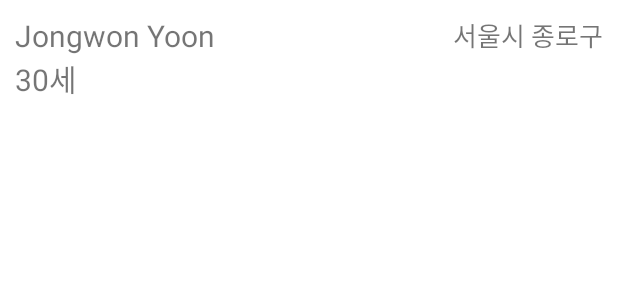
After one commit to senseyoon1/MyThirdApp_20220516, an Android app: the layout student_list_item.xml on its own in the app's theme, with its tools: preview values and no code run, on a phone screen of 412 x 824 dp. The commit adds this screen. Shown: the top 300 px of the screen. Run offline under Robolectric (Android 15) with nearby library versions, the phone set to English and light mode, and no system bars.

Commit message:
학생 데이터 클래스 생성

```diff
--- /dev/null
+++ b/app/src/main/java/com/asianaidt/mythirdapp_20220516/data/StudentData.kt
@@ -0,0 +1,7 @@
+package com.asianaidt.mythirdapp_20220516.data
+
+class StudentData(
+    val name : String,
+    val birthYear : Int,
+    val address : String) {
+}
--- a/app/src/main/res/layout/activity_main.xml
+++ b/app/src/main/res/layout/activity_main.xml
@@ -12,7 +12,9 @@
     <ListView
         android:id="@+id/studentListView"
         android:layout_width="match_parent"
-        android:layout_height="match_parent"/>
+        android:layout_height="match_parent"
+        tools:listitem="@layout/student_list_item"
+        />
     <!--<EditText
         android:id="@+id/edtPhoneNumber"
         android:layout_width="match_parent"
--- /dev/null
+++ b/app/src/main/res/layout/student_list_item.xml
@@ -0,0 +1,36 @@
+<?xml version="1.0" encoding="utf-8"?>
+<LinearLayout xmlns:android="http://schemas.android.com/apk/res/android"
+    xmlns:tools="http://schemas.android.com/tools"
+    android:padding="10dp"
+    android:orientation="horizontal"
+    android:layout_width="match_parent"
+    android:layout_height="wrap_content">
+    <LinearLayout
+        android:layout_width="wrap_content"
+        android:layout_height="wrap_content"
+        android:orientation="vertical">
+        <TextView
+            android:id="@+id/studentName"
+            android:layout_width="wrap_content"
+            android:layout_height="wrap_content"
+            android:textSize="20sp"
+            tools:text="Jongwon Yoon"/>
+        <TextView
+            android:id="@+id/studentAge"
+            android:layout_width="wrap_content"
+            android:layout_height="wrap_content"
+            android:textSize="20sp"
+            tools:text="30세"/>
+    </LinearLayout>
+    <TextView
+        android:layout_width="0dp"
+        android:layout_height="wrap_content"
+        android:layout_weight="1"/>
+    <TextView
+        android:id="@+id/studentAddress"
+        android:layout_width="wrap_content"
+        android:layout_height="wrap_content"
+        android:textSize="17dp"
+        tools:text="서울시 종로구"/>
+
+</LinearLayout>
```
